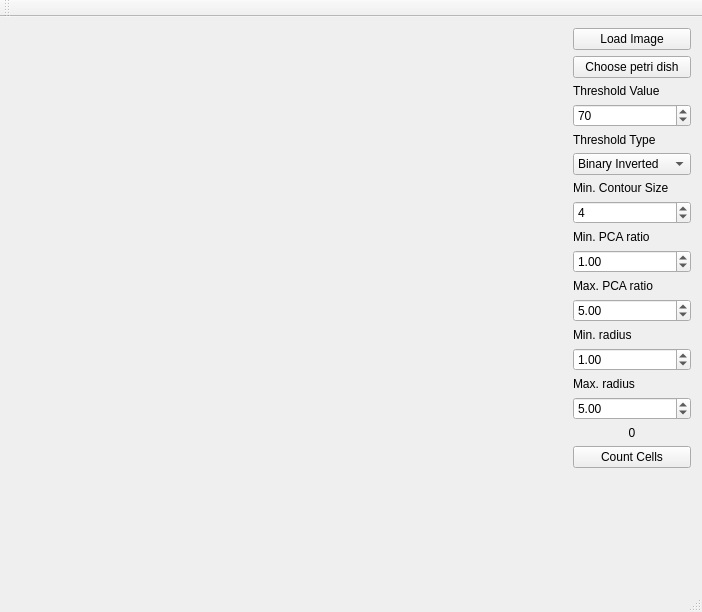
This is mainwindow.ui in ColonyCounter/ColonyCounter-GUI as Qt 5 draws it before an edit. The edited form follows.
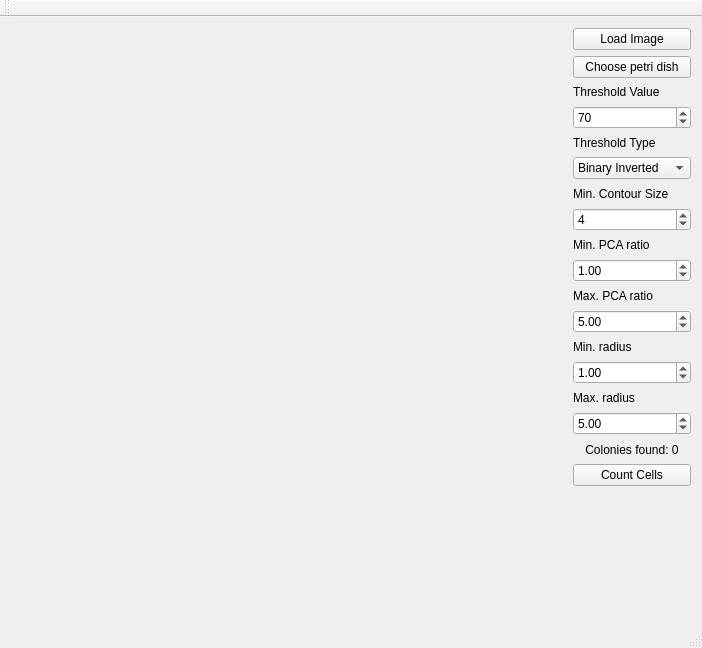
This is the edited form.

Commit message: now shows circle around found colonies and count

```diff
--- a/mainwindow.ui
+++ b/mainwindow.ui
@@ -7,7 +7,7 @@
     <x>0</x>
     <y>0</y>
     <width>702</width>
-    <height>612</height>
+    <height>648</height>
    </rect>
   </property>
   <property name="windowTitle">
@@ -87,7 +87,7 @@
     <item row="16" column="1">
      <widget class="QLabel" name="countCellsLabel">
       <property name="text">
-       <string>0</string>
+       <string>Colonies found: 0</string>
       </property>
       <property name="alignment">
        <set>Qt::AlignCenter</set>
```
The commit also changes 4 other files.
